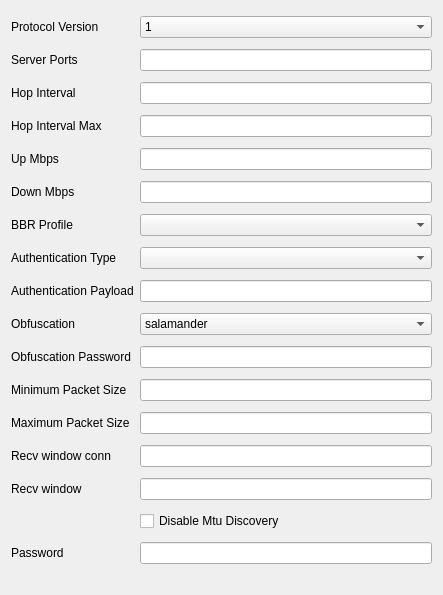
Qt form include/ui/profile/edit_hysteria.ui (0-Kutya-0/Throne) before a commit.
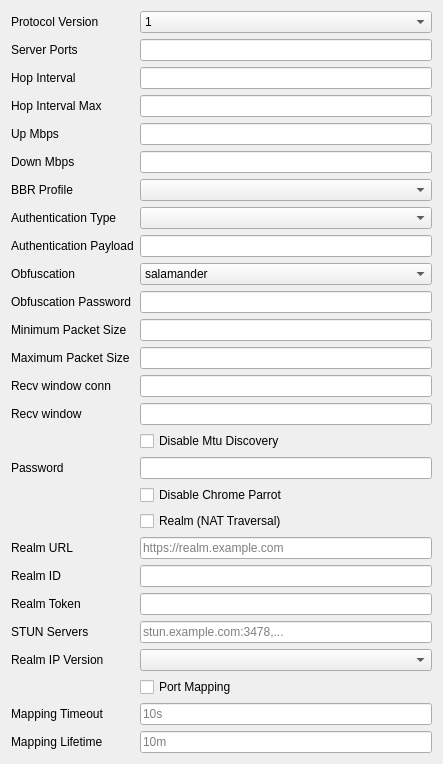
The same form after that commit.

Commit message: add hysteria nat and parrot options

```diff
--- a/include/ui/profile/edit_hysteria.ui
+++ b/include/ui/profile/edit_hysteria.ui
@@ -247,6 +247,141 @@
    <item row="16" column="1">
     <widget class="QLineEdit" name="password"/>
    </item>
+   <item row="17" column="1">
+    <widget class="QCheckBox" name="disable_chrome_parrot">
+     <property name="toolTip">
+      <string>By default the QUIC handshake parrots Chrome's, making Hysteria2 harder to fingerprint. Parroting pins idle timeout to 30s and replaces max concurrent streams, initial packet size and the initial receive windows with Chrome's values; disable it to have the QUIC settings under Advanced applied as entered.</string>
+     </property>
+     <property name="text">
+      <string>Disable Chrome Parrot</string>
+     </property>
+    </widget>
+   </item>
+   <item row="18" column="1">
+    <widget class="QCheckBox" name="realm_enabled">
+     <property name="toolTip">
+      <string>Reach a Hysteria2 server behind NAT through a Hysteria Realm rendezvous service. Replaces the server address and port.</string>
+     </property>
+     <property name="text">
+      <string>Realm (NAT Traversal)</string>
+     </property>
+    </widget>
+   </item>
+   <item row="19" column="0">
+    <widget class="QLabel" name="realm_server_url_l">
+     <property name="text">
+      <string>Realm URL</string>
+     </property>
+    </widget>
+   </item>
+   <item row="19" column="1">
+    <widget class="QLineEdit" name="realm_server_url">
+     <property name="placeholderText">
+      <string notr="true">https://realm.example.com</string>
+     </property>
+    </widget>
+   </item>
+   <item row="20" column="0">
+    <widget class="QLabel" name="realm_id_l">
+     <property name="text">
+      <string>Realm ID</string>
+     </property>
+    </widget>
+   </item>
+   <item row="20" column="1">
+    <widget class="QLineEdit" name="realm_id"/>
+   </item>
+   <item row="21" column="0">
+    <widget class="QLabel" name="realm_token_l">
+     <property name="text">
+      <string>Realm Token</string>
+     </property>
+    </widget>
+   </item>
+   <item row="21" column="1">
+    <widget class="QLineEdit" name="realm_token"/>
+   </item>
+   <item row="22" column="0">
+    <widget class="QLabel" name="realm_stun_servers_l">
+     <property name="text">
+      <string>STUN Servers</string>
+     </property>
+    </widget>
+   </item>
+   <item row="22" column="1">
+    <widget class="QLineEdit" name="realm_stun_servers">
+     <property name="toolTip">
+      <string>Comma separated host or host:port entries used to discover this client's public addresses.</string>
+     </property>
+     <property name="placeholderText">
+      <string notr="true">stun.example.com:3478,...</string>
+     </property>
+    </widget>
+   </item>
+   <item row="23" column="0">
+    <widget class="QLabel" name="realm_ip_version_l">
+     <property name="text">
+      <string>Realm IP Version</string>
+     </property>
+    </widget>
+   </item>
+   <item row="23" column="1">
+    <widget class="QComboBox" name="realm_ip_version">
+     <item>
+      <property name="text">
+       <string notr="true"/>
+      </property>
+     </item>
+     <item>
+      <property name="text">
+       <string notr="true">4</string>
+      </property>
+     </item>
+     <item>
+      <property name="text">
+       <string notr="true">6</string>
+      </property>
+     </item>
+    </widget>
+   </item>
+   <item row="24" column="1">
+    <widget class="QCheckBox" name="realm_port_mapping">
+     <property name="toolTip">
+      <string>Maintain a UDP port mapping on the local gateway via UPnP or NAT-PMP. Requires IPv4.</string>
+     </property>
+     <property name="text">
+      <string>Port Mapping</string>
+     </property>
+    </widget>
+   </item>
+   <item row="25" column="0">
+    <widget class="QLabel" name="realm_port_mapping_timeout_l">
+     <property name="text">
+      <string>Mapping Timeout</string>
+     </property>
+    </widget>
+   </item>
+   <item row="25" column="1">
+    <widget class="QLineEdit" name="realm_port_mapping_timeout">
+     <property name="placeholderText">
+      <string notr="true">10s</string>
+     </property>
+    </widget>
+   </item>
+   <item row="26" column="0">
+    <widget class="QLabel" name="realm_port_mapping_lifetime_l">
+     <property name="text">
+      <string>Mapping Lifetime</string>
+     </property>
+    </widget>
+   </item>
+   <item row="26" column="1">
+    <widget class="QLineEdit" name="realm_port_mapping_lifetime">
+     <property name="placeholderText">
+      <string notr="true">10m</string>
+     </property>
+    </widget>
+   </item>
   </layout>
  </widget>
  <tabstops>
```
Left out of the diff: 10 changed lines with no effect on the pictures. The commit also changes 6 other files.
